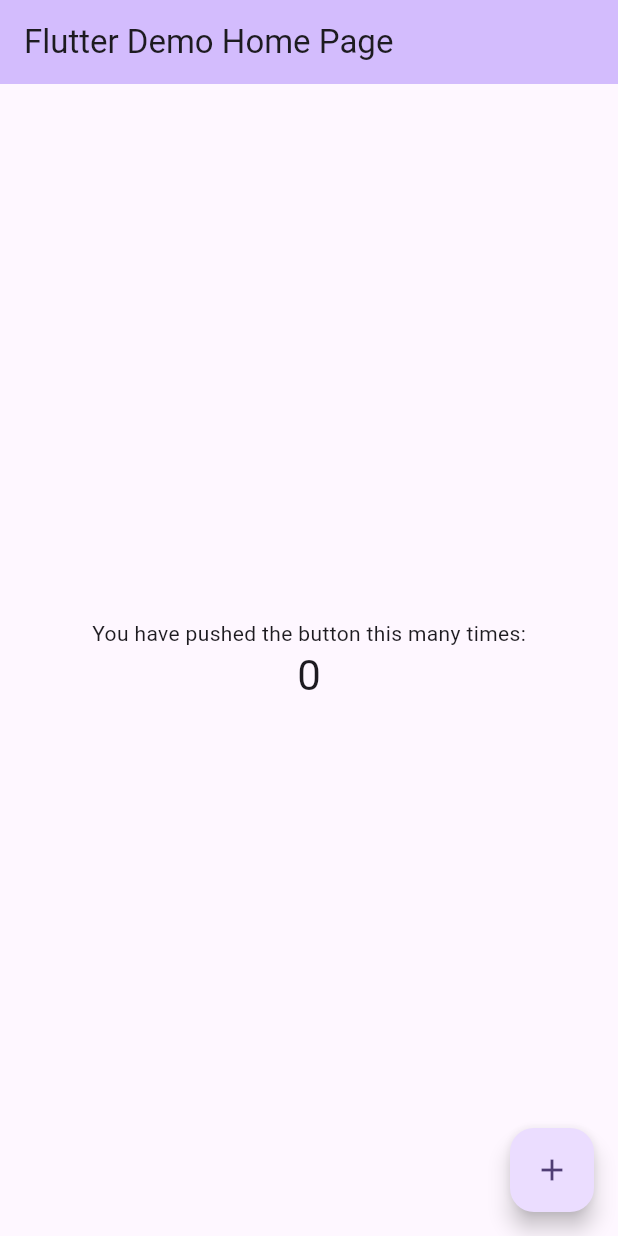
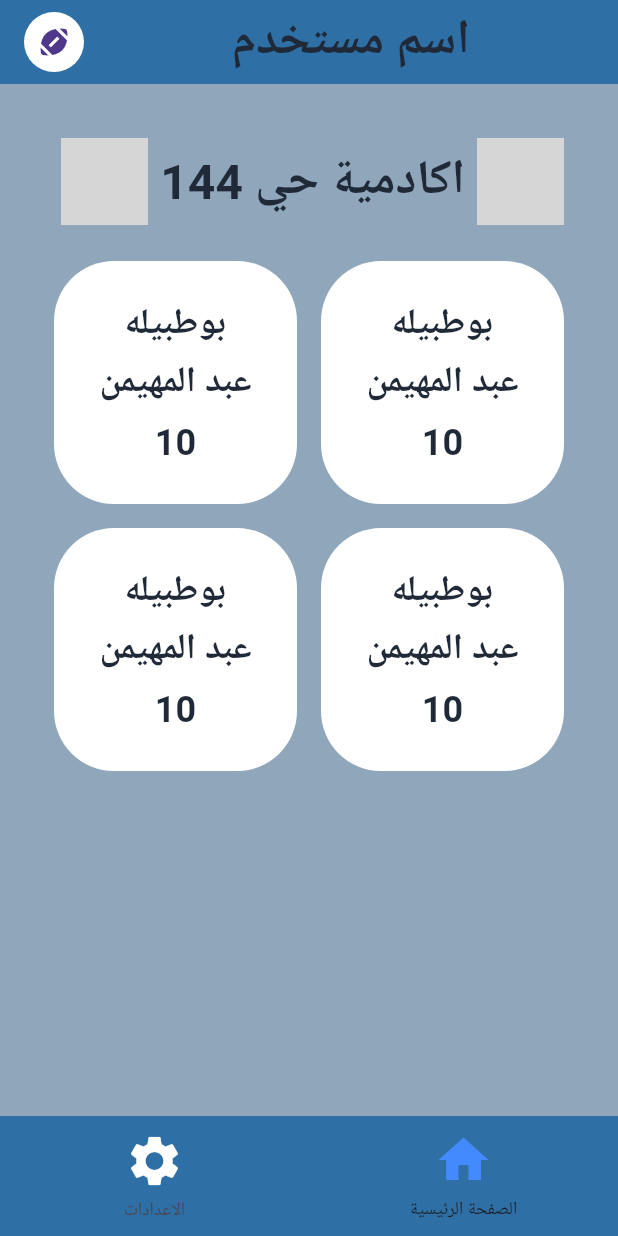
Before and after one commit to bachir-boutbila/team-management-app, a Flutter app: the screen it shows after launch, on a phone screen of 412 x 824 dp. Run offline on Flutter 3.47's test engine with Material 3 defaults, Android fonts, the phone set to English and light mode, and no system bars; grey boxes are pictures that could not be loaded.

Commit message:
I have made the base of the desing

```diff
--- /dev/null
+++ b/lib/UI/pages/home_page.dart
@@ -0,0 +1,98 @@
+import 'package:flutter/material.dart';
+import 'package:team_management_app/models/design_properties.dart';
+
+class HomePage extends StatelessWidget {
+  const new({super.key});
+
+  final image = 'assets/images/Glossy Blue Eagle Crown Emblem.png';
+
+  @override
+  Widget build(BuildContext context) {
+    return Scaffold(
+      appBar: AppBar(
+        backgroundColor: barsColor,
+        title: Padding(
+          padding: EdgeInsets.symmetric(vertical: ePadding),
+          child: Center(
+            child: Text(
+              'اسم مستخدم',
+              style: Theme.of(context).textTheme.headlineLarge,
+            ),
+          ),
+        ),
+        actions: [
+          Padding(
+            padding: EdgeInsets.only(left: ePadding),
+            child: CircleAvatar(
+              backgroundColor: iconColor,
+              child: Icon(Icons.sports_football),
+            ),
+          ),
+        ],
+      ),
+      body: Padding(
+        padding: EdgeInsets.all(mainPadding),
+        child: Column(
+          children: [
+            Row(
+              children: [
+                teamLogo(),
+                SizedBox(width: objectPadding),
+                Text(
+                  'اكادمية حي 144',
+                  style: Theme.of(context).textTheme.headlineLarge,
+                ),
+                SizedBox(width: objectPadding),
+                teamLogo(),
+              ],
+            ),
+            SizedBox(height: groupPadding),
+            Expanded(
+              child: GridView.builder(
+                gridDelegate: SliverGridDelegateWithFixedCrossAxisCount(
+                  crossAxisCount: 2,
+                  crossAxisSpacing: ePadding,
+                  mainAxisSpacing: ePadding,
+                ),
+                itemCount: 4,
+                itemBuilder: (context, index) => Container(
+                  height: 140,
+                  width: 140,
+                  padding: EdgeInsets.all(ePadding),
+                  decoration: BoxDecoration(
+                    borderRadius: BorderRadius.circular(40),
+                    color: Colors.white,
+                  ),
+                  child: Column(
+                    mainAxisAlignment: MainAxisAlignment.center,
+                    children: [
+                      Text(
+                        'بوطبيله',
+                        style: Theme.of(context).textTheme.headlineMedium,
+                      ),
+                      SizedBox(height: objectPadding),
+                      Text(
+                        'عبد المهيمن',
+                        style: Theme.of(context).textTheme.headlineMedium,
+                      ),
+                      SizedBox(height: objectPadding),
+                      Text(
+                        '10',
+                        style: Theme.of(context).textTheme.headlineMedium,
+                      ),
+                    ],
+                  ),
+                ),
+              ),
+            ),
+            SizedBox(height: objectPadding),
+            // FloatingActionButton(onPressed: null, child: Icon(Icons.add)),
+          ],
+        ),
+      ),
+    );
+  }
+
+  Image teamLogo() =>
+      Image.asset(image, height: 58, width: 58, fit: BoxFit.cover);
+}
--- /dev/null
+++ b/lib/UI/pages/navigation_page.dart
@@ -0,0 +1,48 @@
+import 'package:flutter/material.dart';
+import 'package:team_management_app/UI/pages/home_page.dart';
+import 'package:team_management_app/models/design_properties.dart';
+
+class NavigationPage extends StatefulWidget {
+  const new({super.key});
+
+  @override
+  State<NavigationPage> createState() => _NavigationPageState();
+}
+
+class _NavigationPageState extends State<NavigationPage> {
+  final List pages = [HomePage(), Center(child: Text('صفحة الاعدادات'))];
+  int index = 0;
+  @override
+  Widget build(BuildContext context) {
+    return Scaffold(
+      body: pages[index],
+      bottomNavigationBar: NavigationBar(
+        height: 80,
+        backgroundColor: barsColor,
+        indicatorColor: Colors.transparent,
+        selectedIndex: index,
+        onDestinationSelected: (index) => setState(() => this.index = index),
+        destinations: [
+          NavigationDestination(
+            icon: Icon(Icons.home, color: iconColor, size: 40),
+            label: 'الصفحة الرئيسية',
+            selectedIcon: Icon(Icons.home, color: Colors.blueAccent, size: 40),
+          ),
+          NavigationDestination(
+            icon: Icon(Icons.settings, color: iconColor, size: 40),
+            label: 'الاعدادات',
+            selectedIcon: Icon(
+              Icons.settings,
+              color: Colors.blueAccent,
+              size: 40,
+            ),
+          ),
+        ],
+      ),
+    );
+  }
+}
+
+// adjust the tex
+// make a class
+// make a gid view card
--- a/lib/main.dart
+++ b/lib/main.dart
@@ -1,9 +1,10 @@
 import 'package:flutter/material.dart';
 import 'package:flutter_localizations/flutter_localizations.dart';
+import 'package:team_management_app/UI/pages/home_page.dart';
+import 'package:team_management_app/UI/pages/navigation_page.dart';
+import 'package:team_management_app/models/design_properties.dart';
 
-// padding properties
 // text adjustement
-// turn the app arabic
 
 void main() {
   runApp(const MyApp());
@@ -13,6 +14,7 @@ class MyApp extends StatelessWidget {
   const MyApp({super.key});
 
   // This widget is the root of your application.
+
   @override
   Widget build(BuildContext context) {
     return MaterialApp(
@@ -21,72 +23,38 @@ class MyApp extends StatelessWidget {
         GlobalWidgetsLocalizations.delegate,
         GlobalCupertinoLocalizations.delegate,
       ],
+      supportedLocales: [
+        const Locale('ar', 'AE'), // English, no country code
+      ],
       title: 'Flutter Demo',
-      theme: ThemeData(colorScheme: .fromSeed(seedColor: Colors.deepPurple)),
-      home: const MyHomePage(title: 'Flutter Demo Home Page'),
+      debugShowCheckedModeBanner: false,
+      theme: ThemeData(
+        scaffoldBackgroundColor: backgroundColor,
+        textTheme: TextTheme(
+          // Main titles
+          headlineLarge: TextStyle(
+            fontSize: 32,
+            fontWeight: FontWeight.bold,
+            color: textColor,
+          ),
+
+          // Section titles / less important titles
+          headlineMedium: TextStyle(
+            fontSize: 24,
+            fontWeight: FontWeight.w600,
+            color: textColor,
+          ),
+
+          // Normal text
+          bodyLarge: TextStyle(
+            fontSize: 16,
+            fontWeight: FontWeight.w400,
+            color: textColor,
+          ),
+        ),
+      ),
+
+      home: NavigationPage(),
     );
   }
 }
-
-class MyHomePage extends StatefulWidget {
-  const MyHomePage({super.key, required this.title});
-
-  final String title;
-
-  @override
-  State<MyHomePage> createState() => _MyHomePageState();
-}
-
-class _MyHomePageState extends State<MyHomePage> {
-  int _counter = 0;
-
-  void _incrementCounter() {
-    setState(() {
-      _counter++;
-    });
-  }
-
-  @override
-  Widget build(BuildContext context) {
-    return Scaffold(
-      appBar: AppBar(
-        backgroundColor: Theme.of(context).colorScheme.inversePrimary,
-        // Here we take the value from the MyHomePage object that was created by
-        // the App.build method, and use it to set our appbar title.
-        title: Text(widget.title),
-      ),
-      body: Center(
-        // Center is a layout widget. It takes a single child and positions it
-        // in the middle of the parent.
-        child: Column(
-          // Column is also a layout widget. It takes a list of children and
-          // arranges them vertically. By default, it sizes itself to fit its
-          // children horizontally, and tries to be as tall as its parent.
-          //
-          // Column has various properties to control how it sizes itself and
-          // how it positions its children. Here we use mainAxisAlignment to
-          // center the children vertically; the main axis here is the vertical
-          // axis because Columns are vertical (the cross axis would be
-          // horizontal).
-          //
-          // TRY THIS: Invoke "debug painting" (choose the "Toggle Debug Paint"
-          // action in the IDE, or press "p" in the console), to see the
-          // wireframe for each widget.
-          mainAxisAlignment: .center,
-          children: [
-            const Text('You have pushed the button this many times:'),
-            Text(
-              '$_counter',
-              style: Theme.of(context).textTheme.headlineMedium,
-            ),
-          ],
-        ),
-      ),
-      floatingActionButton: FloatingActionButton(
-        onPressed: _incrementCounter,
-        tooltip: 'Increment',
-        child: const Icon(Icons.add),
-      ),
-    );
-  }
-}
--- a/lib/models/design_properties.dart
+++ b/lib/models/design_properties.dart
@@ -1,10 +1,18 @@
-final mainPadding = 36;
-final groupPadding = 24;
-final elementPadding = 16;
-final objectPadding = 8;
+import 'package:flutter/material.dart';
 
-final background = (0xFFF4F6F8);
-final darkNavy = (0xFF1F2937);
-final blue = (0xFF2E6FA5);
-final deepNavy = Color(0xFF213245);
-final slate = Color(0xFF8FA6BB);
+final mainPadding = 36.0; // betweem sections
+final groupPadding = 24.0; // between groups
+final ePadding = 16.0; // between elements
+final objectPadding = 8.0; // between related elements
+
+// final Color backgroundColor = Color(0x8FA6BB);
+// final Color barsColor = Color(0x2E6FA5);
+// final Color actionColor = Color(0xCB8E4);
+// final Color textColor = Color(0x1F2937);
+// final Color iconColor = Color(0xFFFFFFFF);
+
+final Color backgroundColor = Color(0xFF8FA6BB);
+final Color barsColor = Color(0xFF2E6FA5);
+final Color actionColor = Color(0xFFFCB8E4);
+final Color textColor = Color(0xFF1F2937);
+final Color iconColor = Color(0xFFFFFFFF);
--- /dev/null
+++ b/lib/models/player_data.dart
@@ -0,0 +1,9 @@
+class PlayerData {
+  final String familyName;
+  final String name;
+  final DateTime bithDate;
+  final String fatherName;
+  final String fatherPhoneNumber;
+  final String playerNumber;
+  PlayerData(this.familyName,this.name,this.bithDate,this.fatherName,this.fatherPhoneNumber,this.playerNumber)
+}
--- /dev/null
+++ b/lib/models/tech.txt
@@ -0,0 +1,5 @@
+for development : flutter
+ packages :
+ hive : for memory
+ intel : time management
+ flutter_localizations : for app localizations
```
